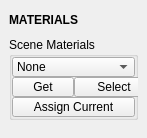
Qt form tentacle/ui/materials.ui (m3trik/tentacle) before a commit.
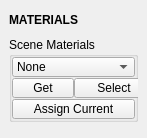
The same form after that commit. Custom widgets are drawn as their Qt base class.

```diff
--- a/tentacle/ui/materials.ui
+++ b/tentacle/ui/materials.ui
@@ -111,9 +111,12 @@
          <property name="bottomMargin">
           <number>0</number>
          </property>
-         <property name="spacing">
+         <property name="horizontalSpacing">
           <number>0</number>
          </property>
+         <property name="verticalSpacing">
+          <number>1</number>
+         </property>
          <item row="8" column="0">
           <widget class="QPushButton" name="b002">
            <property name="enabled">
```
Left out of the diff: 4 changed lines with no effect on the pictures.
